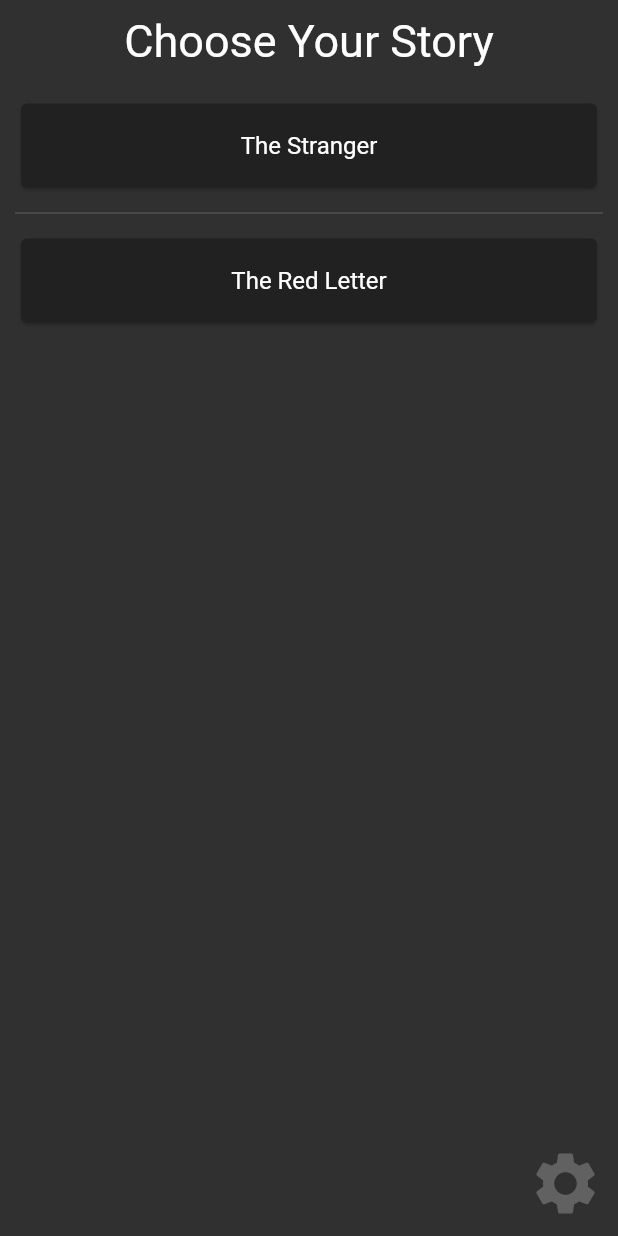
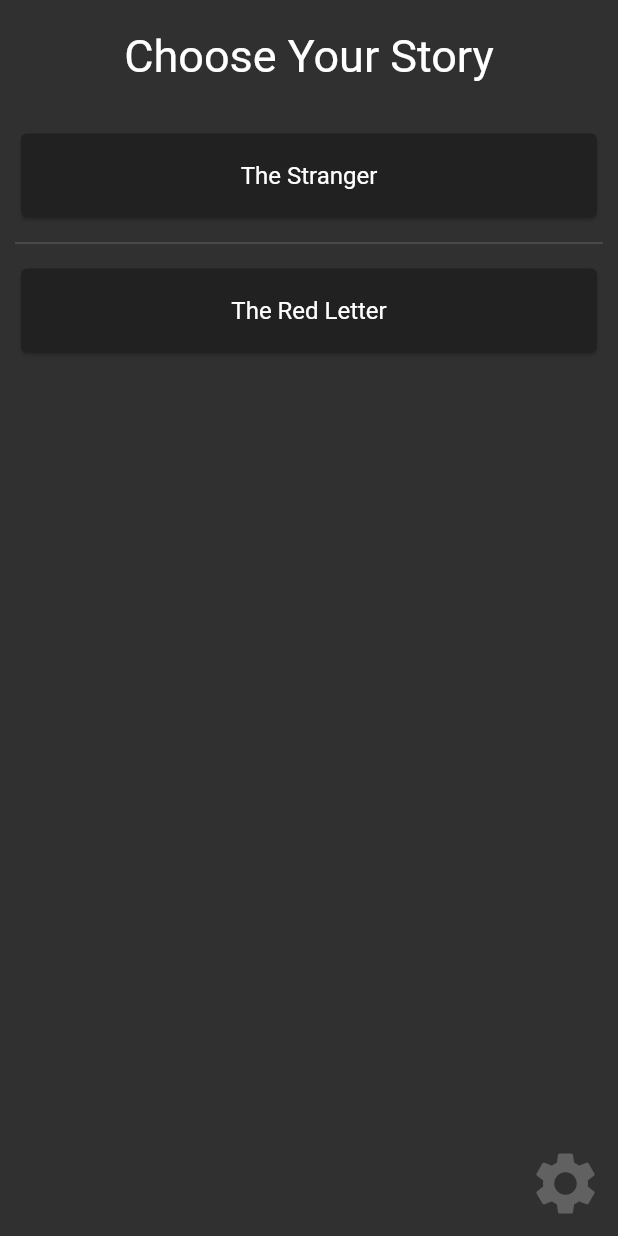
Before and after one commit to saileshbro/Your-Destiny, a Flutter app: the screen it shows after launch, on a phone screen of 412 x 824 dp. Run offline on Flutter 3.47's test engine with Material 2 defaults, Android fonts, the phone set to English and light mode, and no system bars; our stand-ins replace easy_localization.

Commit message:
Fixed small discrepancies.

```diff
--- a/lib/menu_page.dart
+++ b/lib/menu_page.dart
@@ -13,14 +13,14 @@ class MenuPage extends StatelessWidget {
         crossAxisAlignment: CrossAxisAlignment.center,
         children: [
           SizedBox(
-            height: 10,
+            height: 20,
           ),
           Text(
             'menu_text'.tr(),
             style: TextStyle(fontSize: 30),
           ),
           SizedBox(
-            height: 20,
+            height: 30,
           ),
           Flexible(
             child: StoryList(),
```
